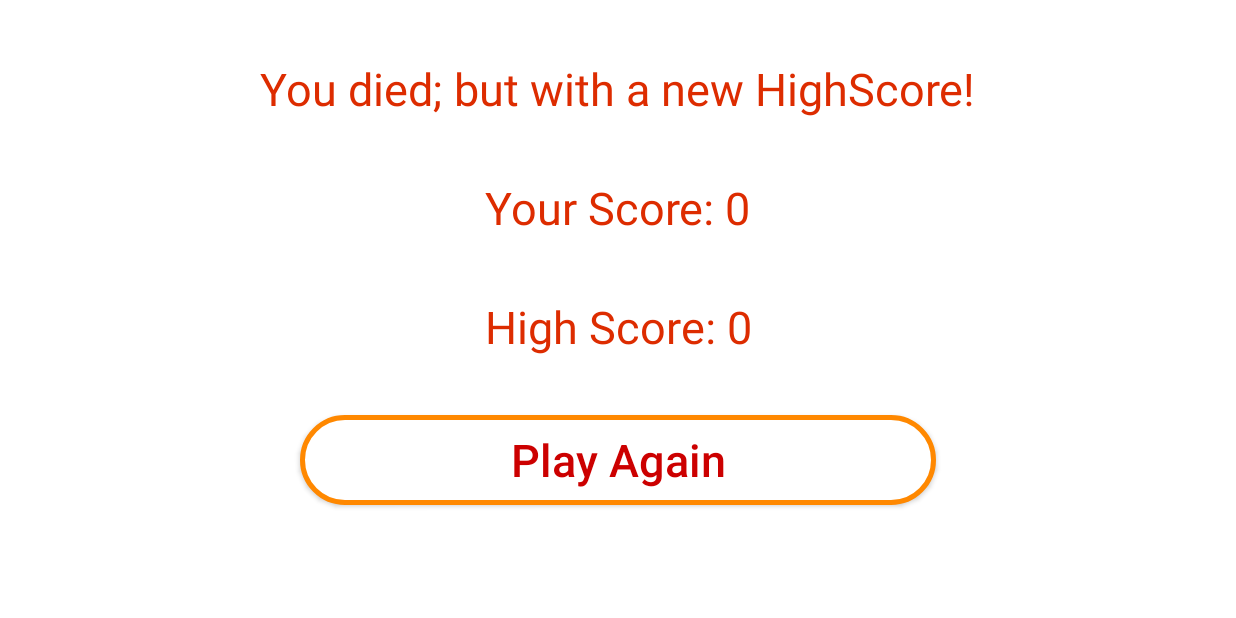
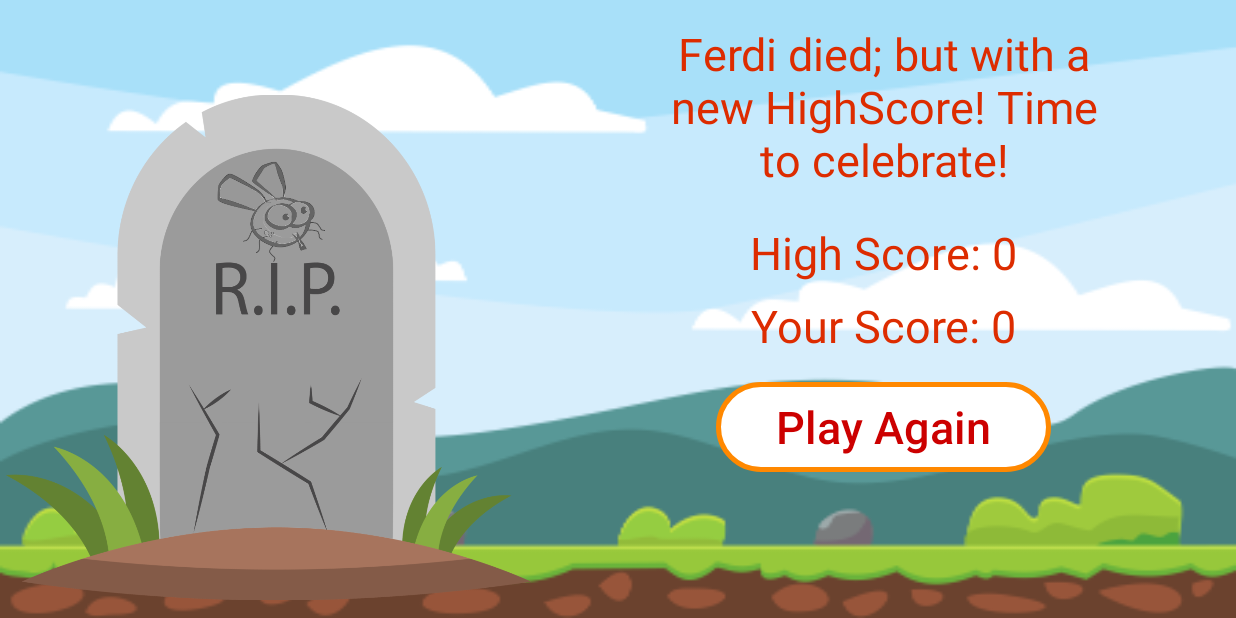
Before and after one commit to dennisbr3003/ferdithefly, an Android app: the ResultActivity screen opened directly, with no data from a screen before it, on a phone screen of 824 x 412 dp (held sideways). Run offline under Robolectric (Android 15) with nearby library versions, the phone set to English and light mode, and no system bars.

Commit message:
Improved speed/sound effects/music score/result screen

```diff
--- /dev/null
+++ b/app/src/main/java/com/dennis_brink/android/ferdithefly/AudioLibrary.java
@@ -0,0 +1,63 @@
+package com.dennis_brink.android.ferdithefly;
+
+import android.content.Context;
+import android.media.MediaPlayer;
+
+public class AudioLibrary extends android.app.Application {
+
+    private static Context mContext;
+    private static MediaPlayer mediaPlayerTrack1;
+    private static boolean track1MediaPlaying = false;
+
+    @Override
+    public void onCreate() {
+        super.onCreate();
+        mContext = getApplicationContext();
+    }
+
+    public static Context getContext() {
+        return mContext;
+    }
+
+    public static void setupMediaPlayerTrack1(Context activity_context, int resource) {
+
+        if(mediaPlayerTrack1!=null) {
+            if (mediaPlayerTrack1.isPlaying() || mediaPlayerTrack1.isLooping()) {
+                mediaPlayerTrack1.reset(); // if sound already playing then set back to 0 (cut off playing sound ad start new one)
+            }
+        }
+        mediaPlayerTrack1 = MediaPlayer.create(activity_context, resource);
+        mediaPlayerTrack1.setLooping(true); // play the intro in
+        mediaPlayerTrack1.start();
+    }
+
+    public static void mediaPlayerTrack1Mute(){
+        mediaPlayerTrack1.setVolume(0,0); // mute
+        track1MediaPlaying = false;
+    }
+
+    public static void mediaPlayerTrack1UnMute(){
+        mediaPlayerTrack1.setVolume(1,1); // mute
+        track1MediaPlaying = true;
+    }
+
+    public static void mediaPlayerTrack1Stop(){
+        mediaPlayerTrack1.reset(); // mute
+        track1MediaPlaying = false;
+    }
+
+    public static boolean mediaPlayerTrack1IsPlaying(){
+        return track1MediaPlaying;
+    }
+
+    // in-game sound-effects that do not need to loop
+    public static void setupMediaPlayerTrack2(Context activity_context, int resource){
+        mediaPlayerTrack1 = MediaPlayer.create(activity_context, resource);
+        mediaPlayerTrack1.setOnCompletionListener(mediaPlayer -> mediaPlayer.reset());
+        if(mediaPlayerTrack1.isPlaying()){
+            mediaPlayerTrack1.seekTo(0); // if sound already playing then set back to 0 (cut off playing sound ad start new one)
+        }
+        mediaPlayerTrack1.start();
+    }
+
+}
--- a/app/src/main/java/com/dennis_brink/android/ferdithefly/ResultActivity.java
+++ b/app/src/main/java/com/dennis_brink/android/ferdithefly/ResultActivity.java
@@ -8,6 +8,7 @@ import android.content.DialogInterface;
 import android.content.Intent;
 import android.content.SharedPreferences;
 import android.os.Bundle;
+import android.util.Log;
 import android.view.View;
 import android.widget.TextView;
 
@@ -39,17 +40,17 @@ public class ResultActivity extends AppCompatActivity {
 
         if(score >= 500){ // 200+ is win
             if(score >= highscore) {
-                textViewResultInfo.setText("You Win with a new HighScore!");
+                textViewResultInfo.setText("Ferdi lives! And you win with a new HighScore!");
                 textViewResultHighScore.setText("High Score: " + score);
                 sharedPreferences.edit().putInt("highscore", score).apply();
             }
         } else {
             if (score >= highscore){ // < 200 you died
-                textViewResultInfo.setText("You died; but with a new HighScore!");
+                textViewResultInfo.setText("Ferdi died; but with a new HighScore! Time to celebrate!");
                 textViewResultHighScore.setText("High Score: " + score);
                 sharedPreferences.edit().putInt("highscore", score).apply();
             } else {
-                textViewResultInfo.setText("You are not very good a this. Maybe you should consider a game change");
+                textViewResultInfo.setText("Ferdi died because of you! Maybe you should just..go away!");
                 textViewResultHighScore.setText("High Score: " + highscore);
             }
         }
@@ -61,4 +62,21 @@ public class ResultActivity extends AppCompatActivity {
         });
 
     }
+
+    @Override
+    protected void onResume() {
+        super.onResume();
+        try {
+            AudioLibrary.mediaPlayerTrack1Stop();
+            AudioLibrary.setupMediaPlayerTrack1(ResultActivity.this, R.raw.sinister);
+        } catch (Exception e){
+            Log.d("DENNIS_B", "Start mediaplayer error " + e.getLocalizedMessage());
+        }
+    }
+
+    @Override
+    protected void onDestroy() {
+        super.onDestroy();
+        //AudioLibrary.mediaPlayerTrack1Stop();
+    }
 }
--- a/app/src/main/res/layout/activity_result.xml
+++ b/app/src/main/res/layout/activity_result.xml
@@ -4,61 +4,70 @@
     xmlns:tools="http://schemas.android.com/tools"
     android:layout_width="match_parent"
     android:layout_height="match_parent"
+    android:background="@drawable/bg001"
     tools:context=".ResultActivity">
 
     <TextView
         android:id="@+id/textViewResultInfo"
-        android:layout_width="wrap_content"
-        android:layout_height="wrap_content"
+        android:layout_width="293dp"
+        android:layout_height="125dp"
+        android:layout_marginTop="15dp"
         android:text="Nice work"
+        android:textAlignment="center"
         android:textColor="#DD2C00"
         android:textSize="30sp"
-        app:layout_constraintBottom_toTopOf="@+id/textViewResultScore"
         app:layout_constraintEnd_toEndOf="parent"
-        app:layout_constraintStart_toStartOf="parent"
-        app:layout_constraintTop_toTopOf="parent"
-        app:layout_constraintVertical_bias="0.5" />
+        app:layout_constraintStart_toEndOf="@+id/imageViewTombStone"
+        app:layout_constraintTop_toTopOf="parent" />
 
     <TextView
         android:id="@+id/textViewResultScore"
         android:layout_width="wrap_content"
         android:layout_height="wrap_content"
+        android:layout_marginTop="8dp"
         android:text="Your Score: 50"
         android:textColor="#DD2C00"
         android:textSize="30sp"
-        app:layout_constraintBottom_toTopOf="@+id/textViewResultHighScore"
         app:layout_constraintEnd_toEndOf="parent"
-        app:layout_constraintStart_toStartOf="parent"
-        app:layout_constraintTop_toBottomOf="@+id/textViewResultInfo"
-        app:layout_constraintVertical_bias="0.5" />
+        app:layout_constraintStart_toEndOf="@+id/imageViewTombStone"
+        app:layout_constraintTop_toBottomOf="@+id/textViewResultHighScore" />
 
     <TextView
         android:id="@+id/textViewResultHighScore"
         android:layout_width="wrap_content"
         android:layout_height="wrap_content"
+        android:layout_marginTop="7dp"
         android:text="High Score 200"
         android:textColor="#DD2C00"
         android:textSize="30sp"
-        app:layout_constraintBottom_toTopOf="@+id/btnResultPlayAgain"
         app:layout_constraintEnd_toEndOf="parent"
-        app:layout_constraintStart_toStartOf="parent"
-        app:layout_constraintTop_toBottomOf="@+id/textViewResultScore"
-        app:layout_constraintVertical_bias="0.5" />
+        app:layout_constraintStart_toEndOf="@+id/imageViewTombStone"
+        app:layout_constraintTop_toBottomOf="@+id/textViewResultInfo" />
 
     <androidx.appcompat.widget.AppCompatButton
         android:id="@+id/btnResultPlayAgain"
-        android:layout_width="match_parent"
+        android:layout_width="wrap_content"
         android:layout_height="60dp"
-        android:layout_marginStart="200dp"
-        android:layout_marginEnd="200dp"
-        android:layout_marginBottom="75dp"
+        android:layout_marginTop="17dp"
         android:background="@drawable/button_result_background"
+        android:paddingStart="40dp"
+        android:paddingEnd="40dp"
         android:text="Play Again"
         android:textAllCaps="false"
         android:textColor="@android:color/holo_red_dark"
         android:textSize="30sp"
+        app:layout_constraintEnd_toEndOf="parent"
+        app:layout_constraintStart_toEndOf="@+id/imageViewTombStone"
+        app:layout_constraintTop_toBottomOf="@+id/textViewResultScore" />
+
+    <ImageView
+        android:id="@+id/imageViewTombStone"
+        android:layout_width="350dp"
+        android:layout_height="350dp"
+        android:layout_marginStart="4dp"
+        android:layout_marginBottom="5dp"
         app:layout_constraintBottom_toBottomOf="parent"
-        app:layout_constraintEnd_toEndOf="parent"
-        app:layout_constraintStart_toStartOf="parent" />
+        app:layout_constraintStart_toStartOf="parent"
+        app:srcCompat="@drawable/rip" />
 
 </androidx.constraintlayout.widget.ConstraintLayout>
--- a/app/src/main/res/values/strings.xml
+++ b/app/src/main/res/values/strings.xml
@@ -1,4 +1,4 @@
 <resources>
     <string name="app_name">Ferdi the Fly</string>
-    <string name="info">Ferdi needs to gather 500 points in order to reach safety and he needs to dodge various enemies in the process. Your job is to help Ferdi get through!</string>
+    <string name="info">Ferdi needs to gather 500 coins in order to reach safety and have a beer with his friends. But there are thugs lurking that want to prevent that. Your job is to help Ferdi get through!</string>
 </resources>
```
Also changed, not shown: app/src/main/java/com/dennis_brink/android/ferdithefly/Application.java (deleted, +0 -83 lines), app/src/main/java/com/dennis_brink/android/ferdithefly/GameActivity.java (+16 -14 lines), app/src/main/java/com/dennis_brink/android/ferdithefly/MainActivity.java (+8 -17 lines), app/src/main/res/drawable-v24/rip.png (added), 2 other files.
